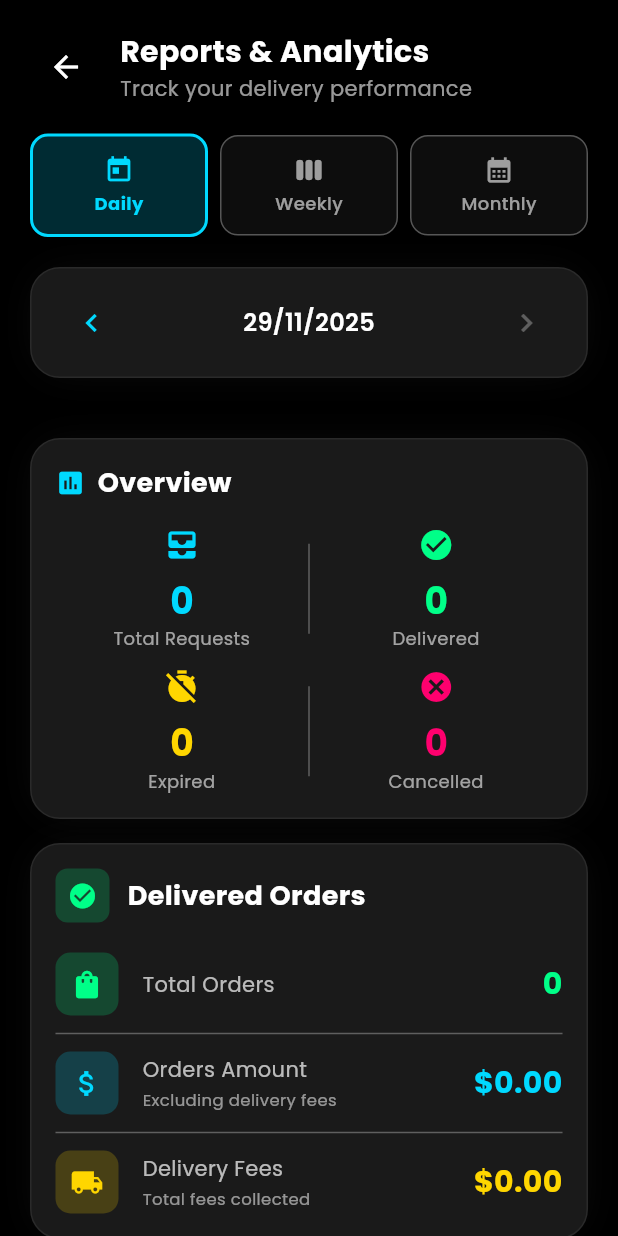
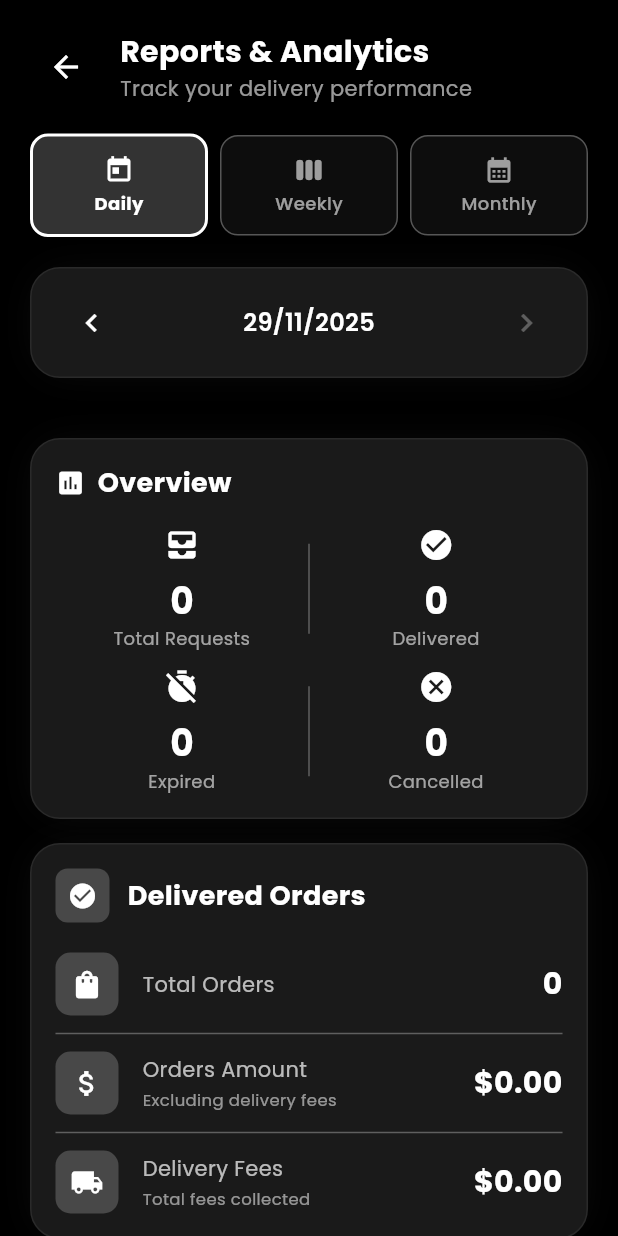
Before and after one commit to Mahrnoud/deshare_mobile, a Flutter app: the HomeScreen screen opened directly, after a tap on "Reports", on a phone screen of 412 x 824 dp. Run offline on Flutter 3.47's test engine with Material 3 defaults, Android fonts, the phone set to English and light mode, and no system bars; our stand-ins replace google_fonts, shared_preferences; accounts and stored records are empty; statements that could not run were skipped.

Commit message:
Update Theme Colors

```diff
--- a/lib/screens/home_screen.dart
+++ b/lib/screens/home_screen.dart
@@ -118,7 +118,7 @@ class _HomeScreenState extends State<HomeScreen> {
                 const Icon(
                   Icons.check_circle_outline,
                   size: 48,
-                  color: Color(0xFF00FF88),
+                  color: Color(0xFFffffff),
                 ),
                 const SizedBox(height: 12),
                 const Text(
@@ -179,14 +179,14 @@ class _HomeScreenState extends State<HomeScreen> {
               const SizedBox(height: 8),
               Row(
                 children: [
-                  const Icon(Icons.location_on, size: 16, color: Color(0xFF00D9FF)),
+                  const Icon(Icons.location_on, size: 16, color: Color(0xFFffffff)),
                   const SizedBox(width: 4),
                   Text(
                     '${request.stops.length} stop(s)',
                     style: const TextStyle(color: Colors.white70),
                   ),
                   const SizedBox(width: 16),
-                  const Icon(Icons.attach_money, size: 16, color: Color(0xFF00FF88)),
+                  const Icon(Icons.attach_money, size: 16, color: Color(0xFFffffff)),
                   const SizedBox(width: 4),
                   Text(
                     '\$${request.grandTotal.toStringAsFixed(2)}',
@@ -240,26 +240,25 @@ class _HomeScreenState extends State<HomeScreen> {
         MaterialPageRoute(builder: (_) => const CreateRequestScreen()),
       ),
       style: ElevatedButton.styleFrom(
-        backgroundColor: const Color(0xFF065067),
+        backgroundColor: Colors.white,
         foregroundColor: Colors.black,
         padding: const EdgeInsets.symmetric(vertical: 20),
         shape: RoundedRectangleBorder(
           borderRadius: BorderRadius.circular(16),
         ),
         // elevation: 8,
-        // shadowColor: const Color(0xFF00D9FF).withOpacity(0.5),
+        // shadowColor: const Color(0xFFffffff).withOpacity(0.5),
       ),
       child: const Row(
         mainAxisAlignment: MainAxisAlignment.center,
         children: [
-          Icon(Icons.add_circle_outline, size: 28, color: Colors.white,),
+          Icon(Icons.add_circle_outline, size: 28,),
           SizedBox(width: 12),
           Text(
             'Create New Delivery Request',
             style: TextStyle(
               fontSize: 18,
               fontWeight: FontWeight.bold,
-              color: Colors.white
             ),
           ),
         ],
@@ -290,7 +289,7 @@ class _HomeScreenState extends State<HomeScreen> {
                 ),
                 child: const Column(
                   children: [
-                    Icon(Icons.history, size: 32, color: Color(0xFF00D9FF)),
+                    Icon(Icons.history, size: 32, color: Color(0xFFffffff)),
                     SizedBox(height: 8),
                     Text(
                       'History',
@@ -313,7 +312,7 @@ class _HomeScreenState extends State<HomeScreen> {
                 ),
                 child: const Column(
                   children: [
-                    Icon(Icons.analytics, size: 32, color: Color(0xFF00FF88)),
+                    Icon(Icons.analytics, size: 32, color: Color(0xFFffffff)),
                     SizedBox(height: 8),
                     Text(
                       'Reports',
@@ -334,13 +333,12 @@ class _HomeScreenState extends State<HomeScreen> {
   }
 
   void _showSettingsDialog(BuildContext context) {
-    final settings = Provider.of<SettingsProvider>(context, listen: false);
     final history = Provider.of<HistoryProvider>(context, listen: false);
 
     showDialog(
       context: context,
       builder: (context) => AlertDialog(
-        backgroundColor: const Color(0xFF1A1F3A),
+        backgroundColor: const Color(0xFF000000),
         shape: RoundedRectangleBorder(borderRadius: BorderRadius.circular(20)),
         title: const Text('Debug Settings', style: TextStyle(color: Colors.white)),
         content: Consumer<SettingsProvider>(
@@ -355,7 +353,7 @@ class _HomeScreenState extends State<HomeScreen> {
                 ),
                 value: settings.fastTimers,
                 onChanged: settings.setFastTimers,
-                activeColor: const Color(0xFF00D9FF),
+                activeColor: const Color(0xFFffffff),
               ),
               SwitchListTile(
                 title: const Text('Force No Drivers', style: TextStyle(color: Colors.white)),
@@ -365,7 +363,7 @@ class _HomeScreenState extends State<HomeScreen> {
                 ),
                 value: settings.forceNoDrivers,
                 onChanged: settings.setForceNoDrivers,
-                activeColor: const Color(0xFF00D9FF),
+                activeColor: const Color(0xFFffffff),
               ),
               const Divider(color: Colors.white30),
               ListTile(
@@ -386,7 +384,7 @@ class _HomeScreenState extends State<HomeScreen> {
                   showDialog(
                     context: context,
                     builder: (ctx) => AlertDialog(
-                      backgroundColor: const Color(0xFF1A1F3A),
+                      backgroundColor: const Color(0xFF000000),
                       title: const Text('Confirm', style: TextStyle(color: Colors.white)),
                       content: const Text(
                         'This will clear all requests and settings',
@@ -428,7 +426,7 @@ class _HomeScreenState extends State<HomeScreen> {
     showDialog(
       context: context,
       builder: (ctx) => AlertDialog(
-        backgroundColor: const Color(0xFF1A1F3A),
+        backgroundColor: const Color(0xFF000000),
         shape: RoundedRectangleBorder(
           borderRadius: BorderRadius.circular(20),
         ),
--- a/lib/screens/reports_screen.dart
+++ b/lib/screens/reports_screen.dart
@@ -140,11 +140,11 @@ class _ReportsScreenState extends State<ReportsScreen> {
         padding: const EdgeInsets.symmetric(vertical: 12),
         decoration: BoxDecoration(
           color: isSelected
-              ? const Color(0xFF00D9FF).withOpacity(0.2)
+              ? const Color(0xFFffffff).withOpacity(0.2)
               : Colors.white.withOpacity(0.05),
           borderRadius: BorderRadius.circular(12),
           border: Border.all(
-            color: isSelected ? const Color(0xFF00D9FF) : Colors.white30,
+            color: isSelected ? const Color(0xFFffffff) : Colors.white30,
             width: isSelected ? 2 : 1,
           ),
         ),
@@ -152,7 +152,7 @@ class _ReportsScreenState extends State<ReportsScreen> {
           children: [
             Icon(
               icon,
-              color: isSelected ? const Color(0xFF00D9FF) : Colors.white60,
+              color: isSelected ? const Color(0xFFffffff) : Colors.white60,
               size: 20,
             ),
             const SizedBox(height: 4),
@@ -161,7 +161,7 @@ class _ReportsScreenState extends State<ReportsScreen> {
               style: TextStyle(
                 fontSize: 12,
                 fontWeight: isSelected ? FontWeight.bold : FontWeight.w500,
-                color: isSelected ? const Color(0xFF00D9FF) : Colors.white60,
+                color: isSelected ? const Color(0xFFffffff) : Colors.white60,
               ),
             ),
           ],
@@ -180,7 +180,7 @@ class _ReportsScreenState extends State<ReportsScreen> {
           children: [
             IconButton(
               onPressed: _previousPeriod,
-              icon: const Icon(Icons.chevron_left, color: Color(0xFF00D9FF)),
+              icon: const Icon(Icons.chevron_left, color: Color(0xFFffffff)),
             ),
             Expanded(
               child: Center(
@@ -198,7 +198,7 @@ class _ReportsScreenState extends State<ReportsScreen> {
               onPressed: _canGoNext() ? _nextPeriod : null,
               icon: Icon(
                 Icons.chevron_right,
-                color: _canGoNext() ? const Color(0xFF00D9FF) : Colors.white30,
+                color: _canGoNext() ? const Color(0xFFffffff) : Colors.white30,
               ),
             ),
           ],
@@ -214,7 +214,7 @@ class _ReportsScreenState extends State<ReportsScreen> {
         children: [
           const Row(
             children: [
-              Icon(Icons.assessment, color: Color(0xFF00D9FF), size: 20),
+              Icon(Icons.assessment, color: Color(0xFFffffff), size: 20),
               SizedBox(width: 8),
               Text(
                 'Overview',
@@ -234,7 +234,7 @@ class _ReportsScreenState extends State<ReportsScreen> {
                   'Total Requests',
                   '${stats.totalRequests}',
                   Icons.all_inbox,
-                  const Color(0xFF00D9FF),
+                  const Color(0xFFffffff),
                 ),
               ),
               Container(
@@ -247,7 +247,7 @@ class _ReportsScreenState extends State<ReportsScreen> {
                   'Delivered',
                   '${stats.deliveredCount}',
                   Icons.check_circle,
-                  const Color(0xFF00FF88),
+                  const Color(0xFFffffff),
                 ),
               ),
             ],
@@ -260,7 +260,7 @@ class _ReportsScreenState extends State<ReportsScreen> {
                   'Expired',
                   '${stats.expiredCount}',
                   Icons.timer_off,
-                  const Color(0xFFFFD600),
+                  const Color(0xFFffffff),
                 ),
               ),
               Container(
@@ -273,7 +273,7 @@ class _ReportsScreenState extends State<ReportsScreen> {
                   'Cancelled',
                   '${stats.cancelledCount}',
                   Icons.cancel,
-                  const Color(0xFFFF006E),
+                  const Color(0xFFffffff),
                 ),
               ),
             ],
@@ -318,12 +318,12 @@ class _ReportsScreenState extends State<ReportsScreen> {
               Container(
                 padding: const EdgeInsets.all(8),
                 decoration: BoxDecoration(
-                  color: const Color(0xFF00FF88).withOpacity(0.2),
+                  color: const Color(0xFFffffff).withOpacity(0.2),
                   borderRadius: BorderRadius.circular(8),
                 ),
                 child: const Icon(
                   Icons.check_circle,
-                  color: Color(0xFF00FF88),
+                  color: Color(0xFFffffff),
                   size: 20,
                 ),
               ),
@@ -343,14 +343,14 @@ class _ReportsScreenState extends State<ReportsScreen> {
             'Total Orders',
             '${stats.deliveredCount}',
             Icons.shopping_bag,
-            const Color(0xFF00FF88),
+            const Color(0xFFffffff),
           ),
           const Divider(color: Colors.white30, height: 24),
           _buildReportRow(
             'Orders Amount',
             '\$${stats.deliveredOrdersAmount.toStringAsFixed(2)}',
             Icons.attach_money,
-            const Color(0xFF00D9FF),
+            const Color(0xFFffffff),
             subtitle: 'Excluding delivery fees',
           ),
           const Divider(color: Colors.white30, height: 24),
@@ -358,7 +358,7 @@ class _ReportsScreenState extends State<ReportsScreen> {
             'Delivery Fees',
             '\$${stats.deliveredDeliveryFees.toStringAsFixed(2)}',
             Icons.local_shipping,
-            const Color(0xFFFFD600),
+            const Color(0xFFffffff),
             subtitle: 'Total fees collected',
           ),
         ],
@@ -376,12 +376,12 @@ class _ReportsScreenState extends State<ReportsScreen> {
               Container(
                 padding: const EdgeInsets.all(8),
                 decoration: BoxDecoration(
-                  color: const Color(0xFFFFD600).withOpacity(0.2),
+                  color: const Color(0xFFffffff).withOpacity(0.2),
                   borderRadius: BorderRadius.circular(8),
                 ),
                 child: const Icon(
                   Icons.timer_off,
-                  color: Color(0xFFFFD600),
+                  color: Color(0xFFffffff),
                   size: 20,
                 ),
               ),
@@ -401,7 +401,7 @@ class _ReportsScreenState extends State<ReportsScreen> {
             'Total Expired',
             '${stats.expiredCount}',
             Icons.timer_off_outlined,
-            const Color(0xFFFFD600),
+            const Color(0xFFffffff),
             subtitle: stats.expiredCount > 0
                 ? '${((stats.expiredCount / stats.totalRequests) * 100).toStringAsFixed(1)}% of total'
                 : 'No expired requests',
@@ -421,12 +421,12 @@ class _ReportsScreenState extends State<ReportsScreen> {
               Container(
                 padding: const EdgeInsets.all(8),
                 decoration: BoxDecoration(
-                  color: const Color(0xFFFF006E).withOpacity(0.2),
+                  color: const Color(0xFFffffff).withOpacity(0.2),
                   borderRadius: BorderRadius.circular(8),
                 ),
                 child: const Icon(
                   Icons.cancel,
-                  color: Color(0xFFFF006E),
+                  color: Color(0xFFffffff),
                   size: 20,
                 ),
               ),
@@ -446,7 +446,7 @@ class _ReportsScreenState extends State<ReportsScreen> {
             'Total Cancelled',
             '${stats.cancelledCount}',
             Icons.cancel_outlined,
-            const Color(0xFFFF006E),
+            const Color(0xFFffffff),
             subtitle: stats.cancelledCount > 0
                 ? '${((stats.cancelledCount / stats.totalRequests) * 100).toStringAsFixed(1)}% of total'
                 : 'Great job!',
@@ -466,12 +466,12 @@ class _ReportsScreenState extends State<ReportsScreen> {
               Container(
                 padding: const EdgeInsets.all(8),
                 decoration: BoxDecoration(
-                  color: const Color(0xFF00D9FF).withOpacity(0.2),
+                  color: const Color(0xFFffffff).withOpacity(0.2),
                   borderRadius: BorderRadius.circular(8),
                 ),
                 child: const Icon(
                   Icons.summarize,
-                  color: Color(0xFF00D9FF),
+                  color: Color(0xFFffffff),
                   size: 20,
                 ),
               ),
@@ -492,12 +492,12 @@ class _ReportsScreenState extends State<ReportsScreen> {
             decoration: BoxDecoration(
               gradient: LinearGradient(
                 colors: [
-                  const Color(0xFF00D9FF).withOpacity(0.1),
-                  const Color(0xFF00FF88).withOpacity(0.1),
+                  const Color(0xFFffffff).withOpacity(0.1),
+                  const Color(0xFFffffff).withOpacity(0.1),
                 ],
               ),
               borderRadius: BorderRadius.circular(12),
-              border: Border.all(color: const Color(0xFF00D9FF).withOpacity(0.3)),
+              border: Border.all(color: const Color(0xFFffffff).withOpacity(0.3)),
             ),
             child: Column(
               children: [
@@ -559,7 +559,7 @@ class _ReportsScreenState extends State<ReportsScreen> {
                       style: const TextStyle(
                         fontSize: 22,
                         fontWeight: FontWeight.bold,
-                        color: Color(0xFF00FF88),
+                        color: Color(0xFFffffff),
                       ),
                     ),
                   ],
--- a/lib/widgets/countdown_timer.dart
+++ b/lib/widgets/countdown_timer.dart
@@ -52,7 +52,7 @@ class _CountdownTimerState extends State<CountdownTimer> {
 
   @override
   Widget build(BuildContext context) {
-    final color = widget.color ?? const Color(0xFF00D9FF);
+    final color = widget.color ?? const Color(0xFFffffff);
     final minutes = _remaining.inMinutes;
     final seconds = _remaining.inSeconds % 60;
 
--- a/lib/widgets/offer_card.dart
+++ b/lib/widgets/offer_card.dart
@@ -88,7 +88,7 @@ class OfferCard extends StatelessWidget {
                       fontWeight: FontWeight.bold,
                       color: offer.isCounterOffer
                           ? const Color(0xFFFF006E)
-                          : const Color(0xFF00FF88),
+                          : const Color(0xFFffffff),
                     ),
                   ),
                   if (offer.isCounterOffer)
@@ -132,7 +132,7 @@ class OfferCard extends StatelessWidget {
               ElevatedButton(
                 onPressed: onAccept,
                 style: ElevatedButton.styleFrom(
-                  backgroundColor: const Color(0xFF00FF88),
+                  backgroundColor: const Color(0xFFffffff),
                   foregroundColor: Colors.black,
                   padding: const EdgeInsets.symmetric(horizontal: 24, vertical: 12),
                   shape: RoundedRectangleBorder(
--- a/lib/widgets/onboarding_overlay.dart
+++ b/lib/widgets/onboarding_overlay.dart
@@ -91,7 +91,7 @@ class _OnboardingOverlayState extends State<OnboardingOverlay> {
                         height: 8,
                         decoration: BoxDecoration(
                           color: _currentPage == index
-                              ? const Color(0xFF00D9FF)
+                              ? const Color(0xFFffffff)
                               : Colors.white30,
                           borderRadius: BorderRadius.circular(4),
                         ),
@@ -129,7 +129,7 @@ class _OnboardingOverlayState extends State<OnboardingOverlay> {
                             curve: Curves.easeInOut,
                           ),
                           style: ElevatedButton.styleFrom(
-                            backgroundColor: const Color(0xFF00D9FF),
+                            backgroundColor: const Color(0xFFffffff),
                             foregroundColor: Colors.black,
                             padding: const EdgeInsets.symmetric(vertical: 16),
                             shape: RoundedRectangleBorder(
@@ -178,7 +178,7 @@ class _OnboardingPage extends StatelessWidget {
               shape: BoxShape.circle,
               color: Color(0xFFffffff).withOpacity(0.1), // <-- fixed color here
             ),
-            child: Icon(icon, size: 80, color: const Color(0xFF00D9FF)),
+            child: Icon(icon, size: 80, color: const Color(0xFFffffff)),
           ),
           const SizedBox(height: 48),
           Text(
```
Also changed, not shown: lib/screens/active_request_screen.dart (+17 -16 lines), lib/screens/create_request_screen.dart (+6 -6 lines), lib/screens/login_screen.dart (+9 -9 lines), lib/screens/registration_step1_screen.dart (+15 -15 lines), lib/screens/registration_step2_screen.dart (+14 -14 lines), lib/screens/registration_step3_screen.dart (+17 -17 lines), lib/screens/request_confirmation.dart (+63 -28 lines), lib/screens/request_details_screen.dart (+18 -18 lines), lib/screens/request_history_screen.dart (+5 -31 lines), lib/widgets/stop_input_card.dart (+9 -9 lines).
